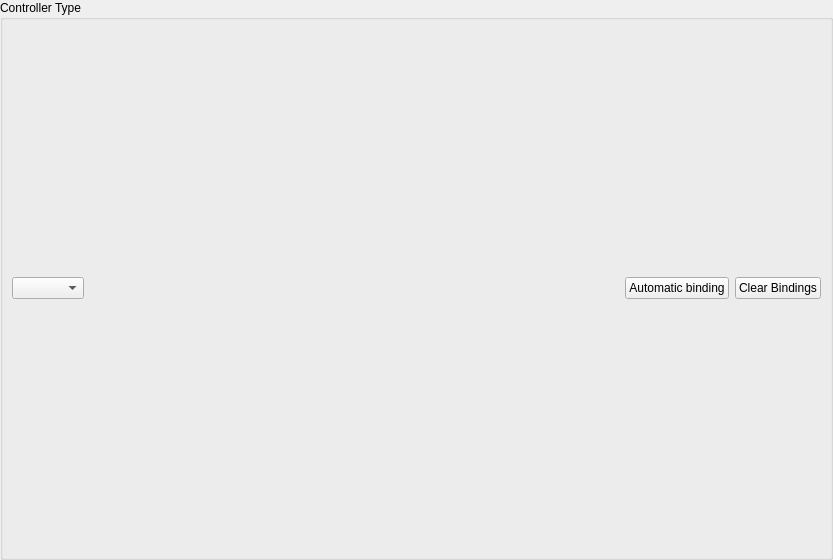
Above: pcsx2-qt/Settings/ControllerBindingWidget.ui from PCSX2/pcsx2 before the change. Below: the same form after it.
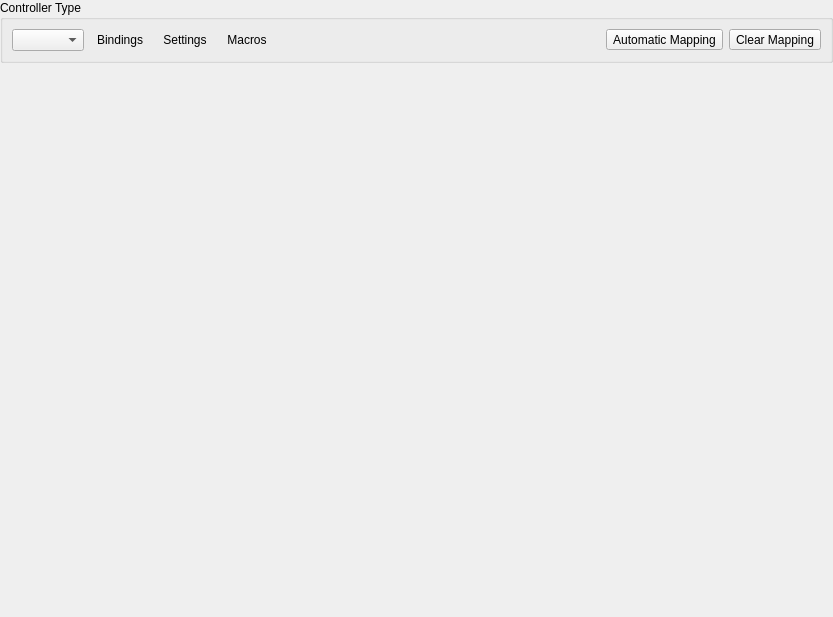
That is the form after the change. Icons and pictures are not drawn.

Commit message: Qt: Improve controller settings and add macro UI

Diff of the .ui file:
```diff
--- a/pcsx2-qt/Settings/ControllerBindingWidget.ui
+++ b/pcsx2-qt/Settings/ControllerBindingWidget.ui
@@ -7,13 +7,13 @@
     <x>0</x>
     <y>0</y>
     <width>833</width>
-    <height>560</height>
+    <height>617</height>
    </rect>
   </property>
   <property name="windowTitle">
    <string>Form</string>
   </property>
-  <layout class="QVBoxLayout" name="verticalLayout" stretch="0">
+  <layout class="QVBoxLayout" name="verticalLayout" stretch="0,1">
    <property name="leftMargin">
     <number>0</number>
    </property>
@@ -31,9 +31,73 @@
      <property name="title">
       <string>Controller Type</string>
      </property>
-     <layout class="QHBoxLayout" name="horizontalLayout">
+     <layout class="QHBoxLayout" name="horizontalLayout_3">
       <item>
-       <widget class="QComboBox" name="controllerType"/>
+       <layout class="QHBoxLayout" name="horizontalLayout">
+        <item>
+         <widget class="QComboBox" name="controllerType"/>
+        </item>
+        <item>
+         <widget class="QToolButton" name="bindings">
+          <property name="text">
+           <string>Bindings</string>
+          </property>
+          <property name="checkable">
+           <bool>true</bool>
+          </property>
+          <property name="icon">
+           <iconset theme="gamepad-line">
+            <normaloff>.</normaloff>.</iconset>
+          </property>
+          <property name="toolButtonStyle">
+           <enum>Qt::ToolButtonTextBesideIcon</enum>
+          </property>
+          <property name="autoRaise">
+           <bool>true</bool>
+          </property>
+         </widget>
+        </item>
+        <item>
+         <widget class="QToolButton" name="settings">
+          <property name="text">
+           <string>Settings</string>
+          </property>
+          <property name="icon">
+           <iconset theme="checkbox-multiple-blank-line">
+            <normaloff>.</normaloff>.</iconset>
+          </property>
+          <property name="checkable">
+           <bool>true</bool>
+          </property>
+          <property name="toolButtonStyle">
+           <enum>Qt::ToolButtonTextBesideIcon</enum>
+          </property>
+          <property name="autoRaise">
+           <bool>true</bool>
+          </property>
+         </widget>
+        </item>
+        <item>
+         <widget class="QToolButton" name="macros">
+          <property name="text">
+           <string>Macros</string>
+          </property>
+          <property name="icon">
+           <iconset theme="flashlight-line">
+            <normaloff>.</normaloff>.</iconset>
+          </property>
+          <property name="checkable">
+           <bool>true</bool>
+          </property>
+          <property name="toolButtonStyle">
+           <enum>Qt::ToolButtonTextBesideIcon</enum>
+          </property>
+          <property name="autoRaise">
+           <bool>true</bool>
+          </property>
+         </widget>
+        </item>
+       </layout>
       </item>
       <item>
        <spacer name="horizontalSpacer">
@@ -51,25 +115,31 @@
       <item>
        <layout class="QHBoxLayout" name="horizontalLayout_2">
         <item>
-         <widget class="QPushButton" name="automaticBinding">
+         <widget class="QToolButton" name="automaticBinding">
           <property name="text">
-           <string>Automatic binding</string>
+           <string>Automatic Mapping</string>
           </property>
           <property name="icon">
            <iconset theme="gamepad-line">
             <normaloff>.</normaloff>.</iconset>
           </property>
+          <property name="toolButtonStyle">
+           <enum>Qt::ToolButtonTextBesideIcon</enum>
+          </property>
          </widget>
         </item>
         <item>
-         <widget class="QPushButton" name="clearBindings">
+         <widget class="QToolButton" name="clearBindings">
           <property name="text">
-           <string>Clear Bindings</string>
+           <string>Clear Mapping</string>
           </property>
           <property name="icon">
            <iconset theme="file-reduce-line">
             <normaloff>.</normaloff>.</iconset>
           </property>
+          <property name="toolButtonStyle">
+           <enum>Qt::ToolButtonTextBesideIcon</enum>
+          </property>
          </widget>
         </item>
        </layout>
@@ -77,6 +147,9 @@
      </layout>
     </widget>
    </item>
+   <item>
+    <widget class="QStackedWidget" name="stackedWidget" />
+   </item>
   </layout>
  </widget>
  <resources>
```
The commit also changes 18 other files.
